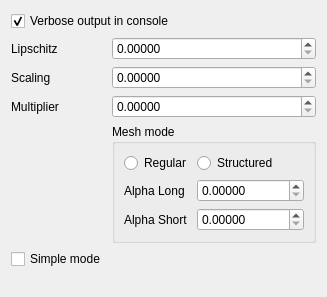
Above: src/Interface/Modules/Fields/InterfaceWithCleaver2.ui from SCIInstitute/SCIRun before the change. Below: the same form after it.
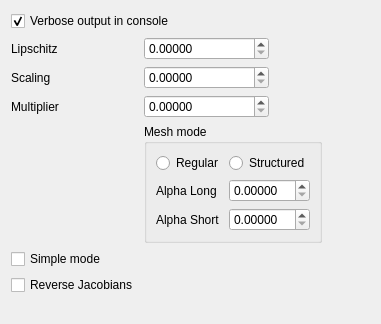
That is the form after the change.

```diff
--- a/src/Interface/Modules/Fields/InterfaceWithCleaver2.ui
+++ b/src/Interface/Modules/Fields/InterfaceWithCleaver2.ui
@@ -6,20 +6,23 @@
    <rect>
     <x>0</x>
     <y>0</y>
-    <width>327</width>
-    <height>297</height>
+    <width>381</width>
+    <height>324</height>
    </rect>
   </property>
   <property name="minimumSize">
    <size>
-    <width>327</width>
-    <height>297</height>
+    <width>381</width>
+    <height>324</height>
    </size>
   </property>
   <property name="windowTitle">
    <string>InterfaceWithCleaver2</string>
   </property>
   <layout class="QFormLayout" name="formLayout">
+   <property name="fieldGrowthPolicy">
+    <enum>QFormLayout::FieldsStayAtSizeHint</enum>
+   </property>
    <item row="0" column="0" colspan="2">
     <widget class="QCheckBox" name="verboseCheckBox_">
      <property name="text">
@@ -99,13 +102,6 @@
      </property>
     </widget>
    </item>
-   <item row="5" column="0">
-    <widget class="QCheckBox" name="simpleModeCheckBox_">
-     <property name="text">
-      <string>Simple mode</string>
-     </property>
-    </widget>
-   </item>
    <item row="4" column="1">
     <widget class="QGroupBox" name="groupBox">
      <property name="title">
@@ -169,6 +165,20 @@
      </layout>
     </widget>
    </item>
+   <item row="5" column="0">
+    <widget class="QCheckBox" name="simpleModeCheckBox_">
+     <property name="text">
+      <string>Simple mode</string>
+     </property>
+    </widget>
+   </item>
+   <item row="6" column="0">
+    <widget class="QCheckBox" name="reverseJacobiansCheckBox_">
+     <property name="text">
+      <string>Reverse Jacobians</string>
+     </property>
+    </widget>
+   </item>
   </layout>
  </widget>
  <resources/>
```
